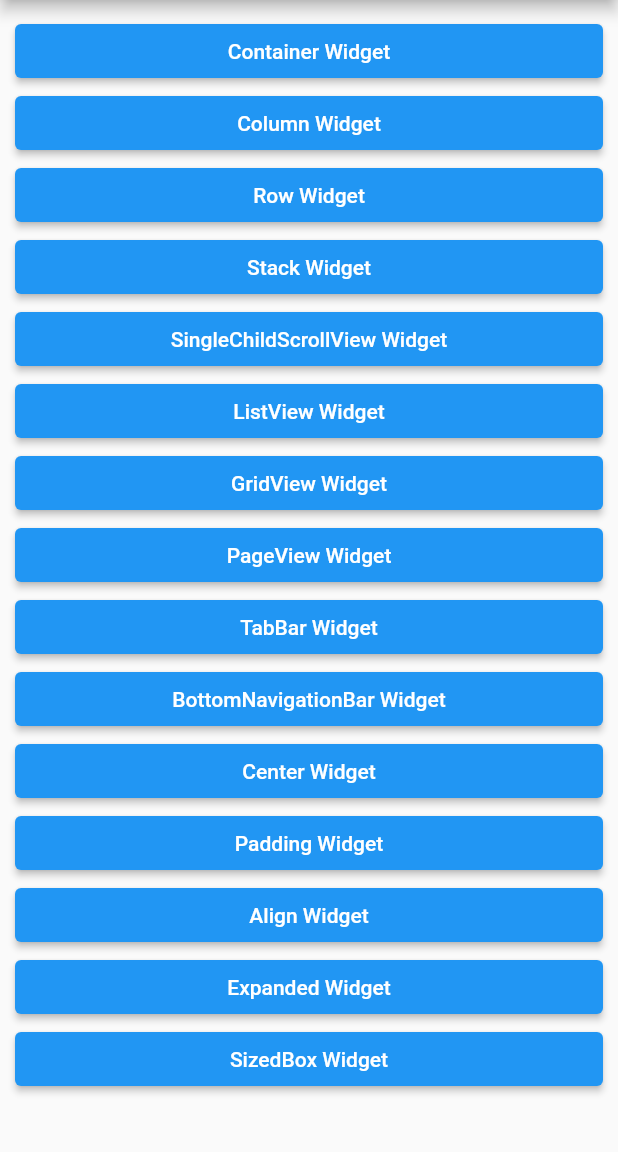
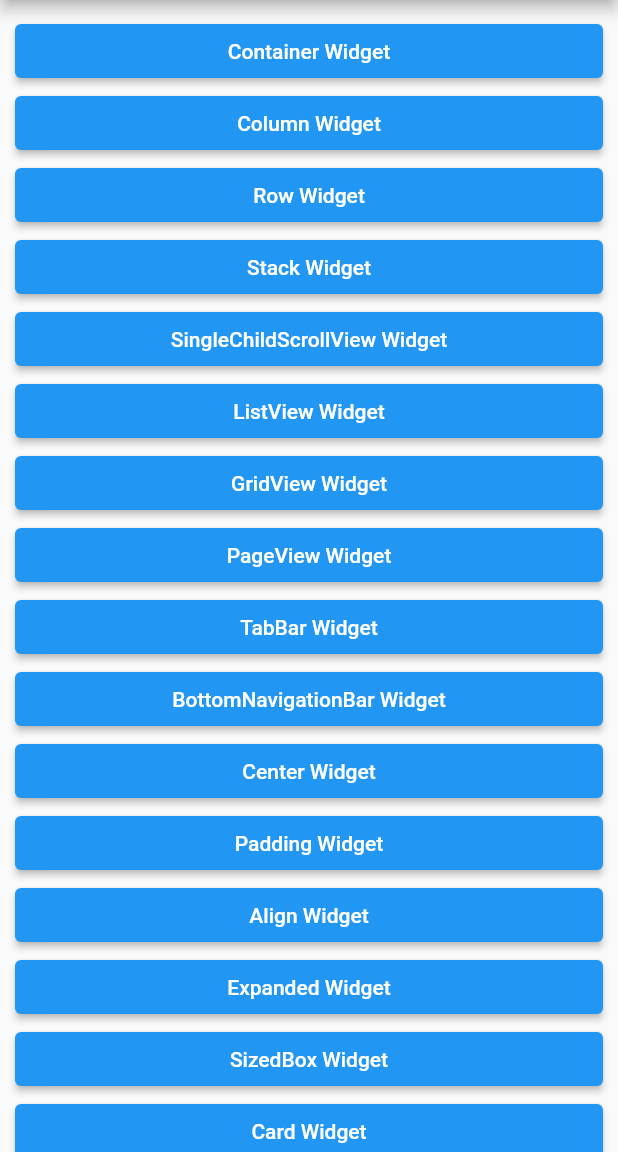
Before and after one commit to codewhite7777/flutter_study01, a Flutter app: the screen it shows after launch, on a phone screen of 412 x 824 dp, the part 84-1236 px from its top. Run offline on Flutter 3.47's test engine with Material 2 defaults, Android fonts, the phone set to English and light mode, and no system bars.

Commit message:
feat: Card

```diff
--- a/basic_widgets/lib/main.dart
+++ b/basic_widgets/lib/main.dart
@@ -199,6 +199,21 @@ class MyApp extends StatelessWidget {
                 child: Container(color: Colors.red),
               ),
             ),
+        '/card': (BuildContext) => DefaultLayoutScreen(
+              appbarTitle: 'Card',
+              child: Center(
+                child: Card(
+                  child: Container(
+                    width: 200,
+                    height: 200,
+                  ),
+                  elevation: 3.0,
+                  shape: RoundedRectangleBorder(
+                    borderRadius: BorderRadius.all(Radius.circular(16.0)),
+                  ),
+                ),
+              ),
+            ),
       },
     );
   }
--- a/basic_widgets/lib/screens/main_screen.dart
+++ b/basic_widgets/lib/screens/main_screen.dart
@@ -102,6 +102,12 @@ class MainScreen extends StatelessWidget {
             },
             child: Text('SizedBox Widget'),
           ),
+          ElevatedButton(
+            onPressed: () {
+              Navigator.of(context).pushNamed('/card');
+            },
+            child: Text('Card Widget'),
+          ),
         ],
       ),
     );
```
